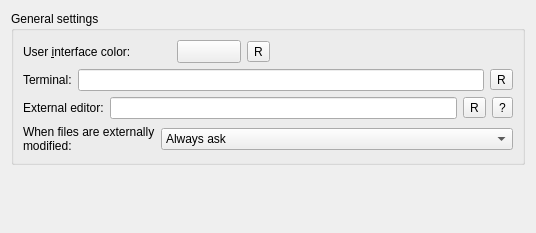
First picture: the form in src/plugins/coreplugin/generalsettings.ui, repository qt-creator/qt-creator, before the edit.
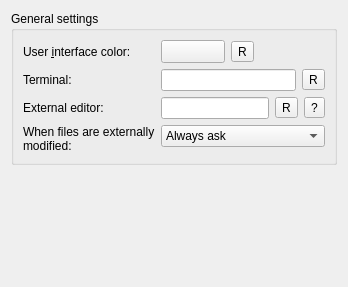
Second picture: the form after the edit. Icons and pictures are not drawn. Custom widgets are drawn as their Qt base class.

Patch:
```diff
--- a/src/plugins/coreplugin/generalsettings.ui
+++ b/src/plugins/coreplugin/generalsettings.ui
@@ -2,24 +2,17 @@
 <ui version="4.0">
  <class>Core::Internal::GeneralSettings</class>
  <widget class="QWidget" name="Core::Internal::GeneralSettings">
-  <property name="geometry">
-   <rect>
-    <x>0</x>
-    <y>0</y>
-    <width>536</width>
-    <height>233</height>
-   </rect>
-  </property>
-  <layout class="QVBoxLayout" name="verticalLayout_2">
+  <layout class="QVBoxLayout" name="verticalLayout">
    <item>
     <widget class="QGroupBox" name="groupBox">
      <property name="title">
       <string>General settings</string>
      </property>
-     <layout class="QVBoxLayout" name="verticalLayout">
-      <item>
-       <layout class="QHBoxLayout" name="horizontalLayout_4">
-        <item>
+     <layout class="QFormLayout" name="formLayout">
+      <property name="rowWrapPolicy">
+       <enum>QFormLayout::WrapLongRows</enum>
+      </property>
+      <item row="0" column="0">
          <widget class="QLabel" name="colorLabel">
           <property name="text">
            <string>User &amp;interface color:</string>
@@ -29,22 +22,8 @@
           </property>
          </widget>
         </item>
-        <item>
-         <spacer name="horizontalSpacer_2">
-          <property name="orientation">
-           <enum>Qt::Horizontal</enum>
-          </property>
-          <property name="sizeType">
-           <enum>QSizePolicy::Fixed</enum>
-          </property>
-          <property name="sizeHint" stdset="0">
-           <size>
-            <width>40</width>
-            <height>20</height>
-           </size>
-          </property>
-         </spacer>
-        </item>
+      <item row="0" column="1">
+       <layout class="QHBoxLayout" name="colorHorizontalLayout">
         <item>
          <widget class="Utils::QtColorButton" name="colorButton">
           <property name="sizePolicy">
@@ -93,15 +72,15 @@
         </item>
        </layout>
       </item>
-      <item>
-       <layout class="QHBoxLayout" name="horizontalLayout">
-        <item>
+      <item row="1" column="0">
          <widget class="QLabel" name="terminalLabel">
           <property name="text">
            <string>Terminal:</string>
           </property>
          </widget>
         </item>
+      <item row="1" column="1">
+       <layout class="QHBoxLayout" name="terminalHorizontalLayout">
         <item>
          <widget class="QLineEdit" name="terminalEdit"/>
         </item>
@@ -121,15 +100,15 @@
         </item>
        </layout>
       </item>
-      <item>
-       <layout class="QHBoxLayout" name="horizontalLayout_5">
-        <item>
-         <widget class="QLabel" name="label">
+      <item row="2" column="0">
+       <widget class="QLabel" name="editorLabel">
           <property name="text">
            <string>External editor:</string>
           </property>
          </widget>
         </item>
+      <item row="2" column="1">
+       <layout class="QHBoxLayout" name="editorHorizontalLayout">
         <item>
          <widget class="QLineEdit" name="externalEditorEdit"/>
         </item>
@@ -156,10 +135,8 @@
         </item>
        </layout>
       </item>
-      <item>
-       <layout class="QHBoxLayout" name="horizontalLayout_2">
-        <item>
-         <widget class="QLabel" name="label_2">
+      <item row="3" column="0">
+       <widget class="QLabel" name="modifiedLabel">
           <property name="text">
            <string>When files are externally modified:</string>
           </property>
@@ -168,7 +145,7 @@
           </property>
          </widget>
         </item>
-        <item>
+      <item row="3" column="1">
          <widget class="QComboBox" name="reloadBehavior">
           <property name="sizePolicy">
            <sizepolicy hsizetype="MinimumExpanding" vsizetype="Fixed">
@@ -195,8 +172,6 @@
            </property>
           </item>
          </widget>
-        </item>
-       </layout>
       </item>
      </layout>
     </widget>
```
Lines whose indentation alone changed are shown as unchanged.
